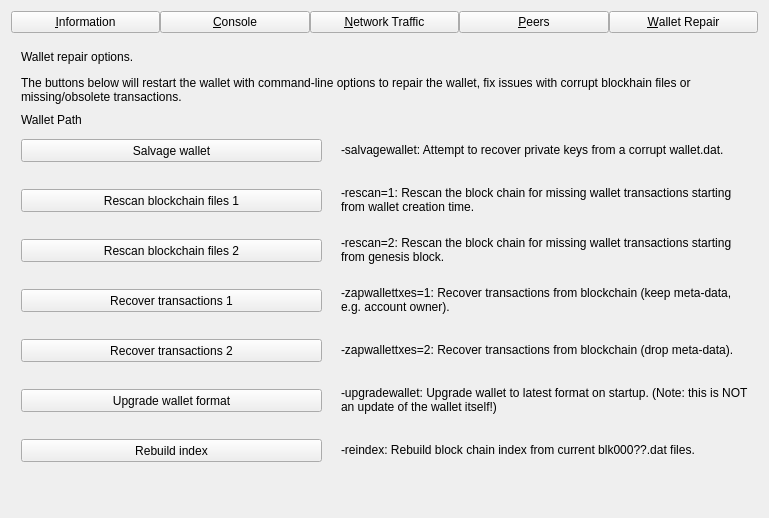
Qt form src/qt/forms/debugwindow.ui (LKSCOIN/lkscoin-core) before a commit.
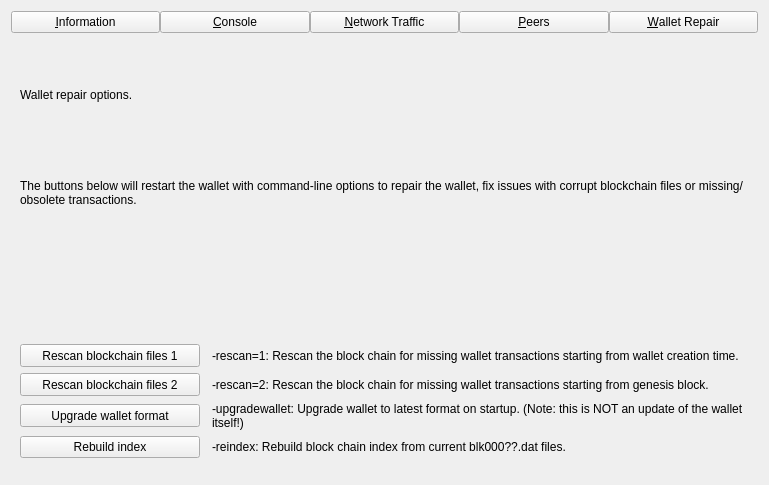
The same form after that commit. The open tabs and pages were chosen to show the change. Custom widgets are drawn as their Qt base class.

What changed in the file:
```diff
--- a/src/qt/forms/debugwindow.ui
+++ b/src/qt/forms/debugwindow.ui
@@ -147,43 +147,49 @@
         </widget>
        </item>
        <item row="3" column="0">
-        <widget class="QLabel" name="label_berkeleyDBVersion">
-         <property name="text">
-          <string>Using BerkeleyDB version</string>
-         </property>
-         <property name="indent">
-          <number>10</number>
-         </property>
-        </widget>
-       </item>
-       <item row="3" column="1" colspan="2">
-        <widget class="QLabel" name="berkeleyDBVersion">
-         <property name="cursor">
-          <cursorShape>IBeamCursor</cursorShape>
-         </property>
-         <property name="text">
-          <string>N/A</string>
-         </property>
-         <property name="textFormat">
-          <enum>Qt::PlainText</enum>
-         </property>
-         <property name="textInteractionFlags">
-          <set>Qt::LinksAccessibleByMouse|Qt::TextSelectableByKeyboard|Qt::TextSelectableByMouse</set>
-         </property>
-        </widget>
-       </item>
-       <item row="4" column="0">
         <widget class="QLabel" name="label_12">
          <property name="text">
           <string>Datadir</string>
          </property>
         </widget>
        </item>
-       <item row="4" column="1" colspan="2">
+       <item row="3" column="1" colspan="2">
         <widget class="QLabel" name="dataDir">
          <property name="cursor">
           <cursorShape>IBeamCursor</cursorShape>
          </property>
+         <property name="toolTip">
+          <string>To specify a non-default location of the data directory use the '%1' option.</string>
+         </property>
+         <property name="text">
+          <string>N/A</string>
+         </property>
+         <property name="textFormat">
+          <enum>Qt::PlainText</enum>
+         </property>
+         <property name="wordWrap">
+          <bool>true</bool>
+         </property>
+         <property name="textInteractionFlags">
+          <set>Qt::LinksAccessibleByMouse|Qt::TextSelectableByKeyboard|Qt::TextSelectableByMouse</set>
+         </property>
+        </widget>
+       </item>
+       <item row="4" column="0">
+        <widget class="QLabel" name="label_11">
+         <property name="text">
+          <string>Blocksdir</string>
+         </property>
+        </widget>
+       </item>
+       <item row="4" column="1" colspan="2">
+        <widget class="QLabel" name="blocksDir">
+         <property name="cursor">
+          <cursorShape>IBeamCursor</cursorShape>
+         </property>
+         <property name="toolTip">
+          <string>To specify a non-default location of the blocks directory use the '%1' option.</string>
+         </property>
          <property name="text">
           <string>N/A</string>
          </property>
@@ -289,9 +295,6 @@
          <property name="text">
           <string>N/A</string>
          </property>
-         <property name="textFormat">
-          <enum>Qt::PlainText</enum>
-         </property>
          <property name="textInteractionFlags">
           <set>Qt::LinksAccessibleByMouse|Qt::TextSelectableByKeyboard|Qt::TextSelectableByMouse</set>
          </property>
@@ -307,7 +310,7 @@
        <item row="11" column="0">
         <widget class="QLabel" name="label_3">
          <property name="text">
-          <string>Current number of blocks</string>
+          <string>Current block height</string>
          </property>
         </widget>
        </item>
@@ -374,20 +377,66 @@
         </widget>
        </item>
        <item row="14" column="0">
+        <widget class="QLabel" name="bestChainLockHashLabel">
+         <property name="text">
+          <string>Latest ChainLocked block hash</string>
+         </property>
+        </widget>
+       </item>
+       <item row="14" column="1">
+        <widget class="QLabel" name="bestChainLockHash">
+         <property name="cursor">
+          <cursorShape>IBeamCursor</cursorShape>
+         </property>
+         <property name="text">
+          <string>N/A</string>
+         </property>
+         <property name="textFormat">
+          <enum>Qt::PlainText</enum>
+         </property>
+         <property name="textInteractionFlags">
+          <set>Qt::LinksAccessibleByMouse|Qt::TextSelectableByKeyboard|Qt::TextSelectableByMouse</set>
+         </property>
+        </widget>
+       </item>
+       <item row="15" column="0">
+        <widget class="QLabel" name="bestChainLockHeightLabel">
+         <property name="text">
+          <string>Latest ChainLocked block height</string>
+         </property>
+        </widget>
+       </item>
+       <item row="15" column="1">
+        <widget class="QLabel" name="bestChainLockHeight">
+         <property name="cursor">
+          <cursorShape>IBeamCursor</cursorShape>
+         </property>
+         <property name="text">
+          <string>N/A</string>
+         </property>
+         <property name="textFormat">
+          <enum>Qt::PlainText</enum>
+         </property>
+         <property name="textInteractionFlags">
+          <set>Qt::LinksAccessibleByMouse|Qt::TextSelectableByKeyboard|Qt::TextSelectableByMouse</set>
+         </property>
+        </widget>
+       </item>
+       <item row="16" column="0">
         <widget class="QLabel" name="labelMempoolTitle">
          <property name="text">
           <string>Memory Pool</string>
          </property>
         </widget>
        </item>
-       <item row="15" column="0">
+       <item row="17" column="0">
         <widget class="QLabel" name="labelNumberOfTransactions">
          <property name="text">
           <string>Current number of transactions</string>
          </property>
         </widget>
        </item>
-       <item row="15" column="1">
+       <item row="17" column="1">
         <widget class="QLabel" name="mempoolNumberTxs">
          <property name="cursor">
           <cursorShape>IBeamCursor</cursorShape>
@@ -403,14 +452,14 @@
          </property>
         </widget>
        </item>
-       <item row="16" column="0">
+       <item row="18" column="0">
         <widget class="QLabel" name="labelMemoryUsage">
          <property name="text">
           <string>Memory usage</string>
          </property>
         </widget>
        </item>
-       <item row="16" column="1">
+       <item row="18" column="1">
         <widget class="QLabel" name="mempoolSize">
          <property name="cursor">
           <cursorShape>IBeamCursor</cursorShape>
@@ -426,7 +475,7 @@
          </property>
         </widget>
        </item>
-       <item row="13" column="2" rowspan="3">
+       <item row="17" column="2" rowspan="3">
         <layout class="QVBoxLayout" name="verticalLayoutDebugButton">
          <property name="spacing">
           <number>3</number>
@@ -466,27 +515,14 @@
          </item>
         </layout>
        </item>
-       <item row="18" column="0">
-        <spacer name="verticalSpacer">
-         <property name="orientation">
-          <enum>Qt::Vertical</enum>
-         </property>
-         <property name="sizeHint" stdset="0">
-          <size>
-           <width>20</width>
-           <height>40</height>
-          </size>
-         </property>
-        </spacer>
-       </item>
-       <item row="17" column="0">
+       <item row="19" column="0">
         <widget class="QLabel" name="labelInstantSendLockCount">
          <property name="text">
           <string>InstantSend locks</string>
          </property>
         </widget>
        </item>
-       <item row="17" column="1">
+       <item row="19" column="1">
         <widget class="QLabel" name="instantSendLockCount">
          <property name="cursor">
           <cursorShape>IBeamCursor</cursorShape>
@@ -502,6 +538,19 @@
          </property>
         </widget>
        </item>
+       <item row="20" column="0">
+        <spacer name="verticalSpacer">
+         <property name="orientation">
+          <enum>Qt::Vertical</enum>
+         </property>
+         <property name="sizeHint" stdset="0">
+          <size>
+           <width>20</width>
+           <height>40</height>
+          </size>
+         </property>
+        </spacer>
+       </item>
       </layout>
      </widget>
      <widget class="QWidget" name="pageConsole">
@@ -526,6 +575,9 @@
          </item>
          <item>
           <widget class="QComboBox" name="WalletSelector">
+           <property name="sizeAdjustPolicy">
+            <enum>QComboBox::AdjustToContents</enum>
+           </property>
            <item>
             <property name="text">
              <string>(none)</string>
@@ -608,6 +660,9 @@
            <property name="placeholderText">
             <string/>
            </property>
+           <property name="enabled">
+            <bool>false</bool>
+           </property>
           </widget>
          </item>
         </layout>
@@ -679,23 +734,46 @@
       </layout>
      </widget>
      <widget class="QWidget" name="pagePeers">
-      <layout class="QGridLayout" name="gridLayout_2">
-       <item row="0" column="0" rowspan="2">
-        <layout class="QVBoxLayout" name="verticalLayout_101">
-         <property name="spacing">
-          <number>0</number>
+      <layout class="QVBoxLayout" name="verticalLayout_6">
+       <item>
+        <widget class="QSplitter" name="splitter">
+         <property name="orientation">
+          <enum>Qt::Horizontal</enum>
          </property>
+         <property name="childrenCollapsible">
+          <bool>false</bool>
+         </property>
+         <widget class="QWidget" name="widget_1" native="true">
+          <property name="sizePolicy">
+           <sizepolicy hsizetype="MinimumExpanding" vsizetype="Preferred">
+            <horstretch>1</horstretch>
+            <verstretch>0</verstretch>
+           </sizepolicy>
+          </property>
+          <property name="minimumSize">
+           <size>
+            <width>400</width>
+            <height>0</height>
+           </size>
+          </property>
+          <layout class="QVBoxLayout" name="verticalLayout_7">
          <item>
           <widget class="QTableView" name="peerWidget">
-           <property name="horizontalScrollBarPolicy">
-            <enum>Qt::ScrollBarAsNeeded</enum>
-           </property>
            <property name="tabKeyNavigation">
             <bool>false</bool>
            </property>
+             <property name="alternatingRowColors">
+              <bool>true</bool>
+             </property>
+             <property name="textElideMode">
+              <enum>Qt::ElideMiddle</enum>
+             </property>
            <property name="sortingEnabled">
             <bool>true</bool>
            </property>
+             <property name="wordWrap">
+              <bool>false</bool>
+             </property>
            <attribute name="horizontalHeaderHighlightSections">
             <bool>false</bool>
            </attribute>
@@ -711,7 +789,7 @@
            </property>
            <property name="minimumSize">
             <size>
-             <width>300</width>
+               <width>0</width>
              <height>32</height>
             </size>
            </property>
@@ -740,18 +818,12 @@
          </item>
          <item>
           <widget class="QTableView" name="banlistWidget">
-           <property name="sizePolicy">
-            <sizepolicy hsizetype="Expanding" vsizetype="Expanding">
-             <horstretch>0</horstretch>
-             <verstretch>0</verstretch>
-            </sizepolicy>
-           </property>
-           <property name="horizontalScrollBarPolicy">
-            <enum>Qt::ScrollBarAsNeeded</enum>
-           </property>
            <property name="tabKeyNavigation">
             <bool>false</bool>
            </property>
+             <property name="alternatingRowColors">
+              <bool>true</bool>
+             </property>
            <property name="sortingEnabled">
             <bool>true</bool>
            </property>
@@ -761,8 +833,22 @@
           </widget>
          </item>
         </layout>
-       </item>
-       <item row="0" column="1">
+         </widget>
+         <widget class="QWidget" name="widget_2" native="true">
+          <property name="sizePolicy">
+           <sizepolicy hsizetype="Minimum" vsizetype="Preferred">
+            <horstretch>0</horstretch>
+            <verstretch>0</verstretch>
+           </sizepolicy>
+          </property>
+          <property name="minimumSize">
+           <size>
+            <width>300</width>
+            <height>0</height>
+           </size>
+          </property>
+          <layout class="QVBoxLayout" name="verticalLayout_8">
+           <item>
         <widget class="QLabel" name="peerHeading">
          <property name="sizePolicy">
           <sizepolicy hsizetype="Preferred" vsizetype="Minimum">
@@ -772,7 +858,7 @@
          </property>
          <property name="minimumSize">
           <size>
-           <width>300</width>
+               <width>0</width>
            <height>32</height>
           </size>
          </property>
@@ -793,15 +879,27 @@
          </property>
         </widget>
        </item>
-       <item row="1" column="1">
-        <widget class="QWidget" name="detailWidget" native="true">
+           <item>
+            <widget class="QScrollArea" name="scrollArea">
+             <property name="widgetResizable">
+              <bool>true</bool>
+             </property>
+             <widget class="QWidget" name="detailWidget">
+              <property name="geometry">
+               <rect>
+                <x>0</x>
+                <y>0</y>
+                <width>300</width>
+                <height>426</height>
+               </rect>
+              </property>
          <property name="minimumSize">
           <size>
            <width>300</width>
            <height>0</height>
           </size>
          </property>
-         <layout class="QGridLayout" name="gridLayout_3">
+              <layout class="QGridLayout" name="gridLayout_2" columnminimumwidth="0,10,0">
           <item row="0" column="0">
            <widget class="QLabel" name="label_50">
             <property name="text">
@@ -935,6 +1033,9 @@
             <property name="textFormat">
              <enum>Qt::PlainText</enum>
             </property>
+                 <property name="wordWrap">
+                  <bool>true</bool>
+                 </property>
             <property name="textInteractionFlags">
              <set>Qt::LinksAccessibleByMouse|Qt::TextSelectableByKeyboard|Qt::TextSelectableByMouse</set>
             </property>
@@ -1265,7 +1366,7 @@
             </property>
            </widget>
           </item>
-          <item row="20" column="1">
+               <item row="20" column="0">
            <spacer name="verticalSpacer_3">
             <property name="orientation">
              <enum>Qt::Vertical</enum>
@@ -1273,45 +1374,52 @@
             <property name="sizeHint" stdset="0">
              <size>
               <width>20</width>
-              <height>40</height>
+                   <height>10</height>
              </size>
             </property>
            </spacer>
           </item>
          </layout>
+             </widget>
+            </widget>
+           </item>
+          </layout>
+         </widget>
         </widget>
        </item>
       </layout>
      </widget>
      <widget class="QWidget" name="pageRepair">
-      <widget class="QPushButton" name="btn_salvagewallet">
-       <property name="geometry">
-        <rect>
-         <x>10</x>
-         <y>100</y>
-         <width>301</width>
-         <height>23</height>
-        </rect>
+      <layout class="QGridLayout" name="repairLayout" columnstretch="0,1">
+       <property name="horizontalSpacing">
+        <number>12</number>
        </property>
-       <property name="minimumSize">
-        <size>
-         <width>180</width>
-         <height>23</height>
-        </size>
-       </property>
+       <item row="0" column="0" colspan="2">
+        <widget class="QLabel" name="label_repair_header">
+         <property name="text">
+          <string>Wallet repair options.</string>
+         </property>
+         <property name="wordWrap">
+          <bool>true</bool>
+         </property>
+        </widget>
+       </item>
+       <item row="1" column="0" colspan="2">
+        <widget class="QLabel" name="label_repair_helptext">
        <property name="text">
-        <string>Salvage wallet</string>
-       </property>
-      </widget>
+          <string>The buttons below will restart the wallet with command-line options to repair the wallet, fix issues with corrupt blockchain files or missing/obsolete transactions.</string>
+         </property>
+         <property name="wordWrap">
+          <bool>true</bool>
+         </property>
+        </widget>
+       </item>
+       <item row="2" column="0" colspan="2">
+        <widget class="QLabel" name="wallet_path">
+        </widget>
+       </item>
+       <item row="3" column="0">
       <widget class="QPushButton" name="btn_rescan1">
-       <property name="geometry">
-        <rect>
-         <x>10</x>
-         <y>150</y>
-         <width>301</width>
-         <height>23</height>
-        </rect>
-       </property>
        <property name="minimumSize">
         <size>
          <width>180</width>
@@ -1322,123 +1430,9 @@
         <string>Rescan blockchain files 1</string>
        </property>
       </widget>
-      <widget class="QPushButton" name="btn_rescan2">
-       <property name="geometry">
-        <rect>
-         <x>10</x>
-         <y>200</y>
-         <width>301</width>
-         <height>23</height>
-        </rect>
-       </property>
-       <property name="minimumSize">
-        <size>
-         <width>180</width>
-         <height>23</height>
-        </size>
-       </property>
-       <property name="text">
-        <string>Rescan blockchain files 2</string>
-       </property>
-      </widget>
-      <widget class="QPushButton" name="btn_zapwallettxes1">
-       <property name="geometry">
-        <rect>
-         <x>10</x>
-         <y>250</y>
-         <width>301</width>
-         <height>23</height>
-        </rect>
-       </property>
-       <property name="minimumSize">
-        <size>
-         <width>180</width>
-         <height>23</height>
-        </size>
-       </property>
-       <property name="text">
-        <string>Recover transactions 1</string>
-       </property>
-      </widget>
-      <widget class="QPushButton" name="btn_zapwallettxes2">
-       <property name="geometry">
-        <rect>
-         <x>10</x>
-         <y>300</y>
-         <width>301</width>
-         <height>23</height>
-        </rect>
-       </property>
-       <property name="minimumSize">
-        <size>
-         <width>180</width>
-         <height>23</height>
-        </size>
-       </property>
-       <property name="text">
-        <string>Recover transactions 2</string>
-       </property>
-      </widget>
-      <widget class="QPushButton" name="btn_upgradewallet">
-       <property name="geometry">
-        <rect>
-         <x>10</x>
-         <y>350</y>
-         <width>301</width>
-         <height>23</height>
-        </rect>
-       </property>
-       <property name="minimumSize">
-        <size>
-         <width>180</width>
-         <height>23</height>
-        </size>
-       </property>
-       <property name="text">
-        <string>Upgrade wallet format</string>
-       </property>
-      </widget>
-      <widget class="QLabel" name="label_repair_helptext">
-       <property name="geometry">
-        <rect>
-         <x>10</x>
-         <y>30</y>
-         <width>711</width>
-         <height>41</height>
-        </rect>
-       </property>
-       <property name="text">
-        <string>The buttons below will restart the wallet with command-line options to repair the wallet, fix issues with corrupt blockhain files or missing/obsolete transactions.</string>
-       </property>
-       <property name="wordWrap">
-        <bool>true</bool>
-       </property>
-      </widget>
-      <widget class="QLabel" name="label_repair_salvage">
-       <property name="geometry">
-        <rect>
-         <x>330</x>
-         <y>90</y>
-         <width>411</width>
-         <height>41</height>
-        </rect>
-       </property>
-       <property name="text">
-        <string>-salvagewallet: Attempt to recover private keys from a corrupt wallet.dat.</string>
-       </property>
-       <property name="wordWrap">
-        <bool>true</bool>
-       </property>
-      </widget>
+       </item>
+       <item row="3" column="1">
       <widget class="QLabel" name="label_repair_rescan1">
-       <property name="geometry">
-        <rect>
-         <x>330</x>
-         <y>140</y>
-         <width>411</width>
-         <height>41</height>
-        </rect>
-       </property>
        <property name="text">
         <string>-rescan=1: Rescan the block chain for missing wallet transactions starting from wallet creation time.</string>
        </property>
@@ -1446,15 +1440,22 @@
         <bool>true</bool>
        </property>
       </widget>
+       </item>
+       <item row="4" column="0">
+        <widget class="QPushButton" name="btn_rescan2">
+         <property name="minimumSize">
+          <size>
+           <width>180</width>
+           <height>23</height>
+          </size>
+         </property>
+         <property name="text">
+          <string>Rescan blockchain files 2</string>
+         </property>
+        </widget>
+       </item>
+       <item row="4" column="1">
       <widget class="QLabel" name="label_repair_rescan2">
-       <property name="geometry">
-        <rect>
-         <x>330</x>
-         <y>190</y>
-         <width>411</width>
-         <height>41</height>
-        </rect>
-       </property>
        <property name="text">
         <string>-rescan=2: Rescan the block chain for missing wallet transactions starting from genesis block.</string>
        </property>
@@ -1462,47 +1463,22 @@
         <bool>true</bool>
        </property>
       </widget>
-      <widget class="QLabel" name="label_repair_zap1">
-       <property name="geometry">
-        <rect>
-         <x>330</x>
-         <y>240</y>
-         <width>411</width>
-         <height>41</height>
-        </rect>
+       </item>
+       <item row="5" column="0">
+        <widget class="QPushButton" name="btn_upgradewallet">
+         <property name="minimumSize">
+          <size>
+           <width>180</width>
+           <height>23</height>
+          </size>
        </property>
        <property name="text">
-        <string>-zapwallettxes=1: Recover transactions from blockchain (keep meta-data, e.g. account owner).</string>
-       </property>
-       <property name="wordWrap">
-        <bool>true</bool>
-       </property>
-      </widget>
-      <widget class="QLabel" name="label_repair_zap2">
-       <property name="geometry">
-        <rect>
-         <x>330</x>
-         <y>290</y>
-         <width>411</width>
-         <height>41</height>
-        </rect>
-       </property>
-       <property name="text">
-        <string>-zapwallettxes=2: Recover transactions from blockchain (drop meta-data).</string>
-       </property>
-       <property name="wordWrap">
-        <bool>true</bool>
-       </property>
-      </widget>
+          <string>Upgrade wallet format</string>
+         </property>
+        </widget>
+       </item>
+       <item row="5" column="1">
       <widget class="QLabel" name="label_repair_upgrade">
-       <property name="geometry">
-        <rect>
-         <x>330</x>
-         <y>340</y>
-         <width>411</width>
-         <height>41</height>
-        </rect>
-       </property>
        <property name="text">
         <string>-upgradewallet: Upgrade wallet to latest format on startup. (Note: this is NOT an update of the wallet itself!)</string>
        </property>
@@ -1510,44 +1486,16 @@
         <bool>true</bool>
        </property>
       </widget>
-      <widget class="QLabel" name="label_repair_header">
-       <property name="geometry">
-        <rect>
-         <x>10</x>
-         <y>10</y>
-         <width>711</width>
-         <height>16</height>
-        </rect>
-       </property>
-       <property name="text">
-        <string>Wallet repair options.</string>
-       </property>
-       <property name="wordWrap">
-        <bool>true</bool>
-       </property>
-      </widget>
+       </item>
+       <item row="6" column="0">
       <widget class="QPushButton" name="btn_reindex">
-       <property name="geometry">
-        <rect>
-         <x>10</x>
-         <y>400</y>
-         <width>301</width>
-         <height>23</height>
-        </rect>
-       </property>
        <property name="text">
         <string>Rebuild index</string>
        </property>
       </widget>
+       </item>
+       <item row="6" column="1">
       <widget class="QLabel" name="label_repair_reindex">
-       <property name="geometry">
-        <rect>
-         <x>330</x>
-         <y>390</y>
-         <width>411</width>
-         <height>41</height>
-        </rect>
-       </property>
        <property name="text">
         <string>-reindex: Rebuild block chain index from current blk000??.dat files.</string>
        </property>
@@ -1555,19 +1503,15 @@
         <bool>true</bool>
        </property>
       </widget>
-      <widget class="QLabel" name="wallet_path">
-       <property name="geometry">
-        <rect>
-         <x>10</x>
-         <y>70</y>
-         <width>731</width>
-         <height>21</height>
-        </rect>
-       </property>
-       <property name="text">
-        <string>Wallet Path</string>
-       </property>
-      </widget>
+       </item>
+       <item row="7" column="1">
+        <spacer name="verticalSpacerRepair">
+         <property name="orientation">
+          <enum>Qt::Vertical</enum>
+         </property>
+        </spacer>
+       </item>
+      </layout>
      </widget>
     </widget>
    </item>
```
Lines whose indentation alone changed are shown as unchanged.
